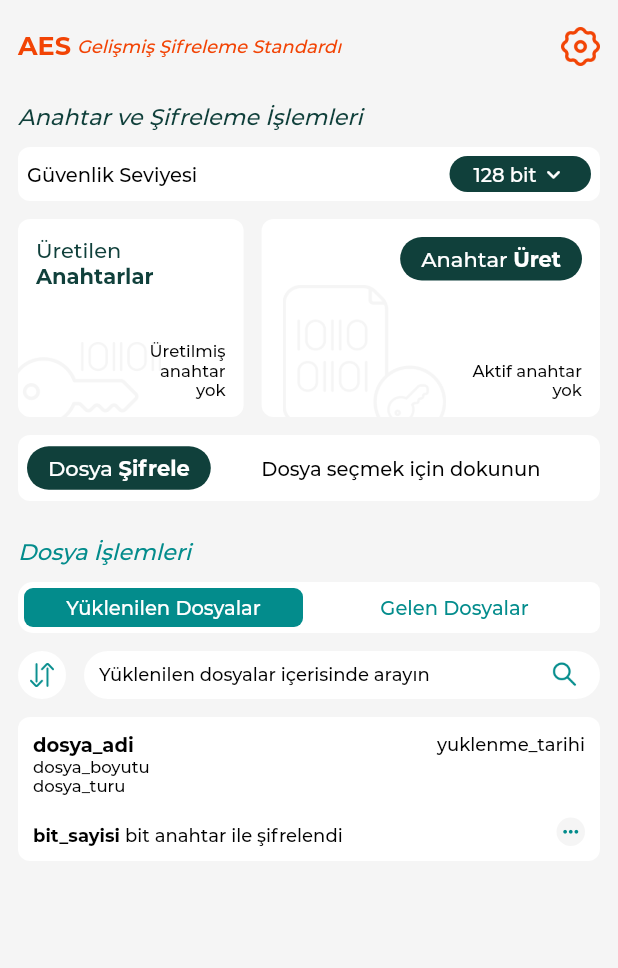
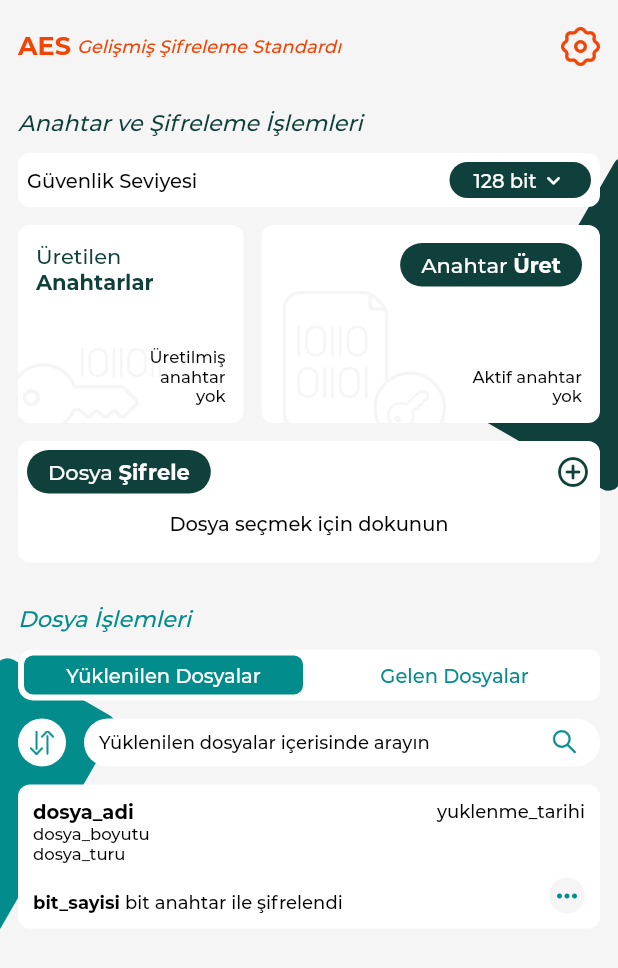
Before and after one commit to zahidayturan/advanced-encryption-standard-application, a Flutter app: the screen it shows after launch, on a phone screen of 412 x 824 dp. Shown: the top 968 px of the screen. Run offline on Flutter 3.47's test engine with Material 2 defaults, Android fonts, the phone set to English and light mode, and no system bars.

Commit message:
home ui edit

```diff
--- a/lib/routes/home/components/home_files.dart
+++ b/lib/routes/home/components/home_files.dart
@@ -18,7 +18,27 @@ class _HomeFilesState extends State<HomeFiles> {
 
   @override
   Widget build(BuildContext context) {
-    return  Column(
+    return  Stack(
+      children: [
+        Positioned(
+          left: -54,
+          top: 42,
+
+          child: RotationTransition(
+            turns: new AlwaysStoppedAnimation(30 / 360),
+            child: Container(
+              height: 200,
+              width: 90,
+              decoration: BoxDecoration(
+                  color: colors.blue,
+                  borderRadius: BorderRadius.all(Radius.circular(8))
+              ),
+            ),
+          ),
+        ),
+        Padding(
+          padding: const EdgeInsets.symmetric(horizontal: 12.0),
+          child: Column(
             crossAxisAlignment: CrossAxisAlignment.start,
             children: [
               RegularText(texts: "Dosya İşlemleri",size: 15,color: colors.blue,style: FontStyle.italic,weight: FontWeight.w600,),
@@ -32,6 +52,9 @@ class _HomeFilesState extends State<HomeFiles> {
               ],),
               const SizedBox(height: 12,),
               files()
+            ],
+          ),
+        ),
       ],
     );
   }
@@ -77,7 +100,7 @@ class _HomeFilesState extends State<HomeFiles> {
                     padding: 2,
                     color: Theme.of(context).scaffoldBackgroundColor,
                     radius: 50,
-                    child: Icon(Icons.more_horiz_rounded,size: 15,color: colors.blue))
+                    child: Icon(Icons.more_horiz_rounded,size: 20,color: colors.blue))
               ],
             )
           ],
--- a/lib/routes/home/components/home_key_and_encryption.dart
+++ b/lib/routes/home/components/home_key_and_encryption.dart
@@ -18,7 +18,27 @@ class _HomeKeyAndEncryptionState extends State<HomeKeyAndEncryption> {
 
   @override
   Widget build(BuildContext context) {
-    return  Column(
+    return  Stack(
+      children: [
+        Positioned(
+          right: -54,
+          top: 44,
+
+          child: RotationTransition(
+            turns: new AlwaysStoppedAnimation(30 / 360),
+            child: Container(
+              height: 200,
+              width: 110,
+              decoration: BoxDecoration(
+                color: colors.greenDark,
+                borderRadius: BorderRadius.all(Radius.circular(8))
+              ),
+            ),
+          ),
+        ),
+        Padding(
+          padding: const EdgeInsets.symmetric(horizontal: 12.0),
+          child: Column(
             crossAxisAlignment: CrossAxisAlignment.start,
             children: [
               RegularText(texts: "Anahtar ve Şifreleme İşlemleri",size: 15,color: colors.greenDark,style: FontStyle.italic,weight: FontWeight.w600,),
@@ -37,6 +57,9 @@ class _HomeKeyAndEncryptionState extends State<HomeKeyAndEncryption> {
               const SizedBox(height: 12,),
               encryptFile()
 
+            ],
+          ),
+        )
       ],
     );
   }
@@ -137,8 +160,11 @@ class _HomeKeyAndEncryptionState extends State<HomeKeyAndEncryption> {
 
   Widget encryptFile(){
     return BaseContainer(
-        height: 44,
-        child: Row(
+        child: Column(
+          crossAxisAlignment: CrossAxisAlignment.start,
+          children: [
+          Row(
+            mainAxisAlignment: MainAxisAlignment.spaceBetween,
             children: [
               BaseContainer(
                   color: colors.greenDark,
@@ -151,8 +177,12 @@ class _HomeKeyAndEncryptionState extends State<HomeKeyAndEncryption> {
                         colors: [colors.white],
                         fontFamilies: const ["FontMedium","FontBold"]),
                   )),
-            const Expanded(child: Center(child: RegularText(texts: "Dosya seçmek için dokunun",size: 13,)))
-
+              Icon(Icons.add_circle_outline_rounded,size: 24,color: colors.greenDark,)
+            ],
+          ),
+            SizedBox(height: 12,),
+            Center(child: RegularText(texts: "Dosya seçmek için dokunun",size: 13,)),
+            SizedBox(height: 12,),
         ],));
   }
 
--- a/lib/routes/home/home.dart
+++ b/lib/routes/home/home.dart
@@ -22,21 +22,21 @@ class _HomePageState extends State<HomePage> {
         backgroundColor: Theme.of(context).scaffoldBackgroundColor,
         resizeToAvoidBottomInset: false,
         bottomNavigationBar: null,
-        body: const Padding(
-          padding: EdgeInsets.symmetric(horizontal: 12),
-          child: SingleChildScrollView(
+        body: SingleChildScrollView(
           physics: BouncingScrollPhysics(),
           child: Center(
             child: Column(
               children: [
                 SizedBox(height: 18,),
-                  HomeTopBar(),
-                  SizedBox(height: 24,),
+                Padding(
+                  padding: const EdgeInsets.symmetric(horizontal: 12.0),
+                  child: HomeTopBar(),
+                ),
+                SizedBox(height: 28,),
                 HomeKeyAndEncryption(),
-                  SizedBox(height: 24,),
+                SizedBox(height: 28,),
                 HomeFiles()
               ],
-              ),
             ),
           ),
         ),
```
Lines whose indentation alone changed are shown as unchanged.
